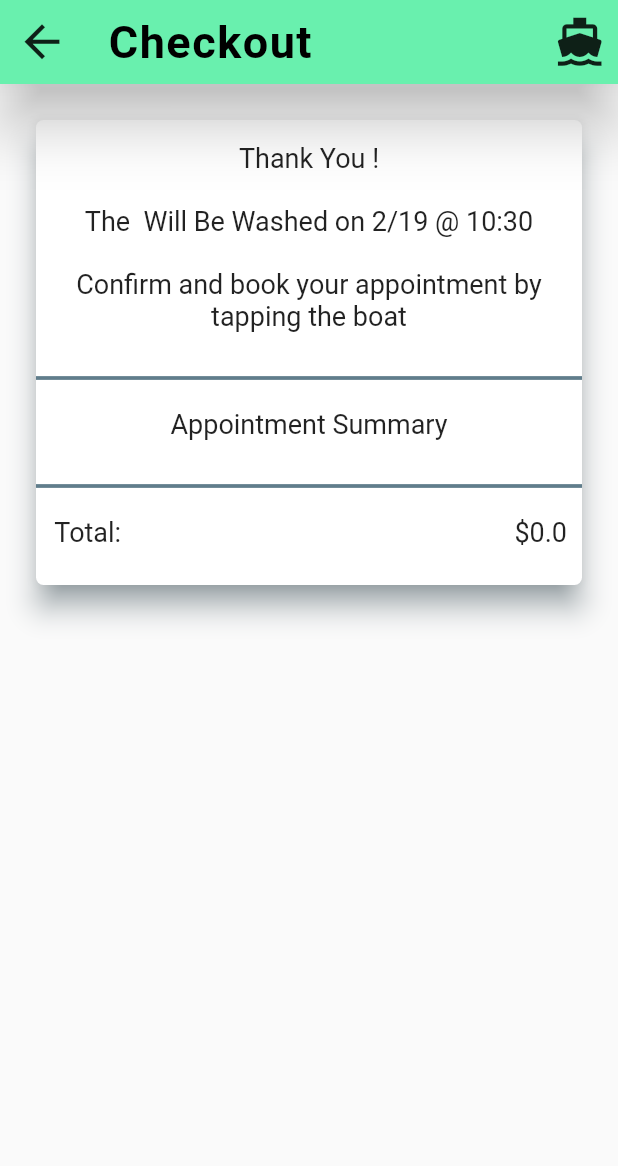
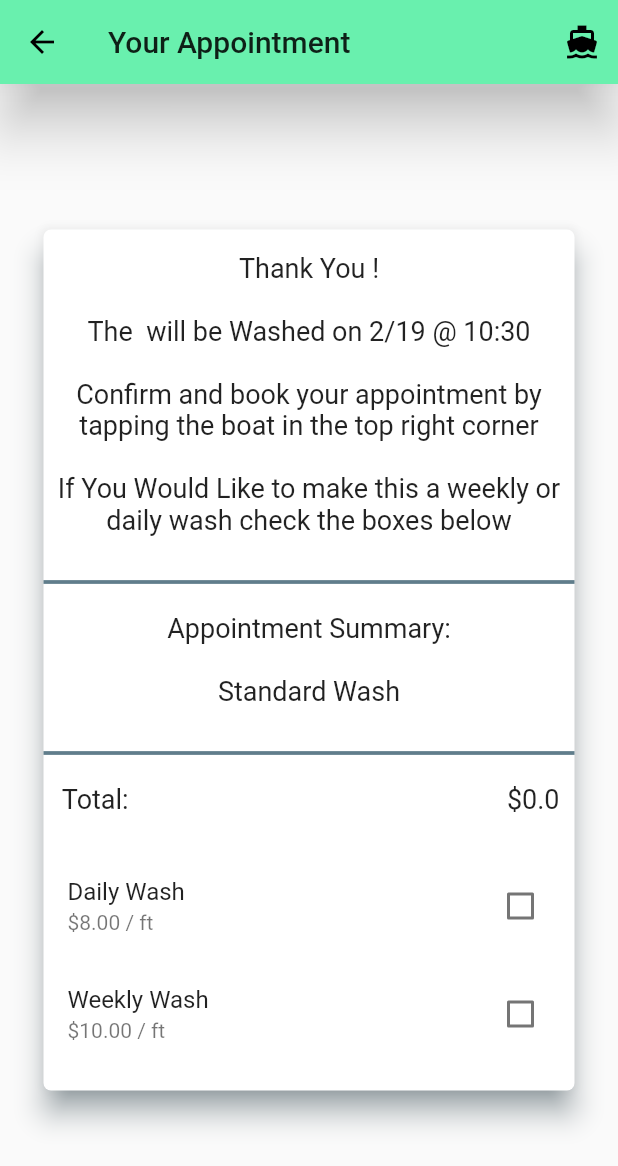
Before and after one commit to gardnerapp/newport_marine_ios, a Flutter app: the WashConfirmation screen opened directly with empty values, on a phone screen of 412 x 824 dp. Shown: the top 1166 px of the screen. Run offline on Flutter 3.47's test engine with Material 2 defaults, Android fonts, the phone set to English and light mode, and no system bars.

Commit message:
finish full detail page& confirmation

```diff
--- a/lib/main.dart
+++ b/lib/main.dart
@@ -45,7 +45,7 @@ class MyApp extends StatelessWidget {
 class Home extends StatelessWidget {
   @override
   Widget build(BuildContext context) {
-    return Auth();
+    return
 
       //WashConfirmation();
      ServicesHome(
--- a/lib/services/services_home.dart
+++ b/lib/services/services_home.dart
@@ -49,7 +49,9 @@ class ServicesHome extends StatelessWidget {
             title: "Full Detailing",
             subTitle: "Everything You Need & More !",
             icon: Icons.wb_sunny,
-            onTap: () => Navigator.push(context, MaterialPageRoute(builder: (context) => FullDetail())),
+            onTap: () => Navigator.push(context, MaterialPageRoute(builder: (context) => FullDetail(
+              user: user,
+            ))),
           ),
           //ceramics
           ServicesTile(
--- a/lib/services/wash/wash_confirmation.dart
+++ b/lib/services/wash/wash_confirmation.dart
@@ -4,7 +4,7 @@ import 'package:dilibro_boat/services/wash/confirmation_row.dart';
 import 'package:dilibro_boat/services/wash/wash_text_styles.dart';
 import 'package:flutter/material.dart';
 
-class WashConfirmation extends StatelessWidget {
+class WashConfirmation extends StatefulWidget {
   final User user;
   final DateTime date;
   final TimeOfDay time;
@@ -23,22 +23,40 @@ class WashConfirmation extends StatelessWidget {
       : super(key: key);
 
   @override
+  _WashConfirmationState createState() => _WashConfirmationState();
+}
+
+class _WashConfirmationState extends State<WashConfirmation> {
+  bool weekly = false;
+  bool daily = false;
+  double costPerFoot = 16.0;
+
+  @override
   Widget build(BuildContext context) {
+
+
     return Scaffold(
-      appBar: customAppBar("Checkout",
-          Icons.arrow_back,
-              () {
+        appBar: AppBar(
+          title: Text("Your Appointment"),
+          leading: IconButton(
+              icon: Icon(Icons.arrow_back),
+              onPressed: () {
                 Navigator.pop(context);
-          },
-          Icons.directions_boat,
-              () {
-            //Push to checkout
               }),
-      body: Padding(
-        padding: const EdgeInsets.all(20.0),
+          actions: <Widget>[
+            IconButton(
+                icon: Icon(Icons.directions_boat),
+                onPressed: () {
+                  Navigator.pop(context);
+                }),
+          ],
+        ),
+        body: Center(
+          child: Padding(
+            padding: const EdgeInsets.all(25.0),
             child: Card(
-          shape:
-              RoundedRectangleBorder(borderRadius: BorderRadius.circular(5.0)),
+                shape: RoundedRectangleBorder(
+                    borderRadius: BorderRadius.circular(5.0)),
                 elevation: 8.0,
                 shadowColor: Colors.blueGrey,
                 child: ListView(
@@ -47,10 +65,13 @@ class WashConfirmation extends StatelessWidget {
                     SizedBox(
                       height: 15,
                     ),
-              instructionText("Thank You ${user.name}!\n"),
-              instructionText("The ${user.boat.name} Will Be Washed on ${date.month}/${date.day} @ ${time.hour}:${time.minute}\n"),
+                    instructionText("Thank You ${widget.user.name}!\n"),
                     instructionText(
-                  "Confirm and book your appointment by tapping the boat\n"),
+                        "The ${widget.user.boat.name} will be Washed on ${widget.date.month}/${widget.date.day} @ ${widget.time.hour}:${widget.time.minute}\n"),
+                    instructionText(
+                        "Confirm and book your appointment by tapping the boat in the top right corner\n"),
+                    instructionText(
+                        "If You Would Like to make this a weekly or daily wash check the boxes below\n"),
                     Divider(
                       height: 20,
                       thickness: 2.50,
@@ -59,21 +80,63 @@ class WashConfirmation extends StatelessWidget {
                     SizedBox(
                       height: 10,
                     ),
-              instructionText("Appointment Summary\n"),
-              Container(
+                    instructionText("Appointment Summary:\n"),
+                    widget.services.isEmpty
+                        ? instructionText("Standard Wash\n")
+                        : Container(
                             child: Wrap(
-                children: getOrderSummary(services),
-              ),),
+                              children: getOrderSummary(widget.services),
+                            ),
+                          ),
                     Divider(
                       height: 20,
                       thickness: 2.50,
                       color: Colors.blueGrey,
                     ),
-              ConfirmationRow(message: "Total: ", price: cost, ),
+                    ConfirmationRow(
+                      message: "Total: ",
+                  price: widget.cost,
+                ),
+                SizedBox(
+                  height: 15.0,
+                ),
+                Column(
+                  mainAxisSize: MainAxisSize.min,
+                  children: <Widget>[
+                    CheckboxListTile(
+                        checkColor: Colors.blueGrey,
+                        activeColor: Colors.greenAccent,
+                        title: Text("Daily Wash"),
+                        subtitle: Text("\$8.00 / ft"),
+                        value: daily,
+                        onChanged: (bool val) {
+                          setState(() {
+                            daily = val;
+                            if (weekly) {
+                              weekly = false;
+                            }
+                          });
+                        }),CheckboxListTile(
+                          checkColor: Colors.blueGrey,
+                            activeColor: Colors.greenAccent,
+                            title: Text("Weekly Wash"),
+                            subtitle: Text("\$10.00 / ft"),
+                            value: weekly, onChanged: (bool val){
+                          setState(() {
+                            weekly = val;
+                            if (daily){
+                              daily = false;
+                            }
+                          });
+                        }),
+
+                      ],
+                    ),
                     SizedBox(
                       height: 15.0,
                     ),
                   ],
+                ),
               ),
             ),
           ),
```
Also changed, not shown: lib/calender/calender.dart (+10 -6 lines), lib/calender/no_appointments.dart (+13 -0 lines), lib/services/full_detail/full_detail.dart (+80 -9 lines), lib/services/full_detail/full_detail_confirmation.dart (added, +118 -0 lines), lib/services/wash/wash_page.dart (+4 -3 lines). Lines whose indentation alone changed are shown as unchanged.
